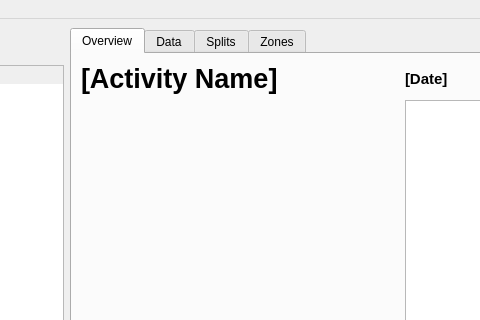
Qt form main.ui (TomFryers/activate) before a commit; both pictures show x 545 to 1025 and y 0 to 320 of the 1280 by 720 pixel window.
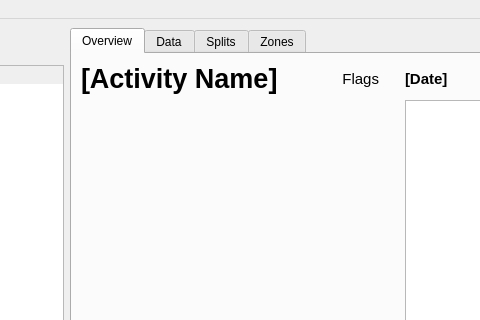
The same form after that commit. Custom widgets are drawn as their Qt base class.

Commit message: Add flags for races, long runs etc.

Patch:
```diff
--- a/main.ui
+++ b/main.ui
@@ -101,6 +101,8 @@
        </attribute>
        <layout class="QGridLayout" name="gridLayout">
         <item row="0" column="0">
+         <layout class="QHBoxLayout" name="horizontalLayout_2">
+          <item>
          <widget class="QLabel" name="activity_name_label">
           <property name="font">
            <font>
@@ -113,6 +115,26 @@
            <string>[Activity Name]</string>
           </property>
          </widget>
+          </item>
+          <item>
+           <widget class="QLabel" name="flags_label">
+            <property name="font">
+             <font>
+              <pointsize>11</pointsize>
+             </font>
+            </property>
+            <property name="text">
+             <string>Flags</string>
+            </property>
+            <property name="alignment">
+             <set>Qt::AlignRight|Qt::AlignTrailing|Qt::AlignVCenter</set>
+            </property>
+            <property name="indent">
+             <number>20</number>
+            </property>
+           </widget>
+          </item>
+         </layout>
         </item>
         <item row="0" column="1">
          <layout class="QHBoxLayout" name="date_activity_type_area">
```
Lines whose indentation alone changed are shown as unchanged. The commit also changes 4 other files.
